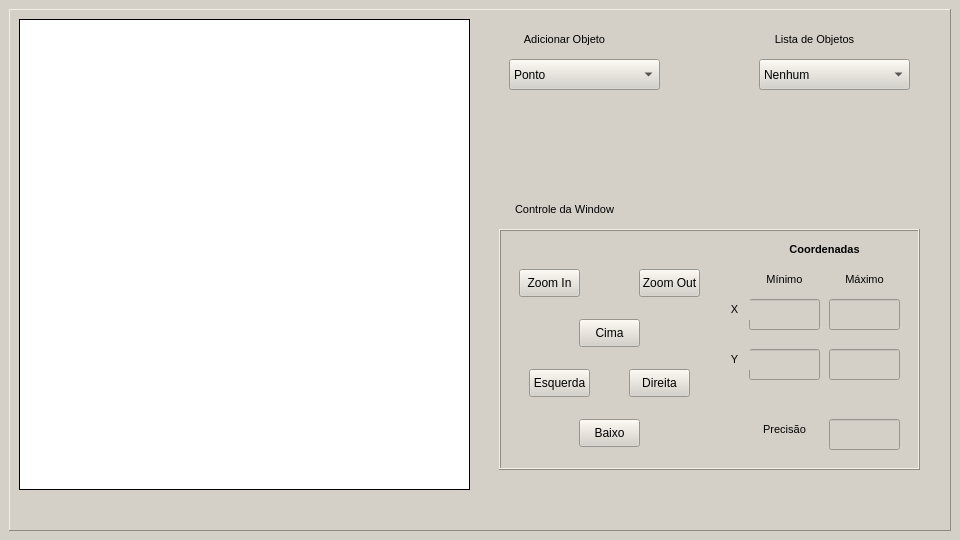
Above: other files/prototipo.ui from Luan-Diniz/Computer-Graphics before the change. Below: the same form after it.
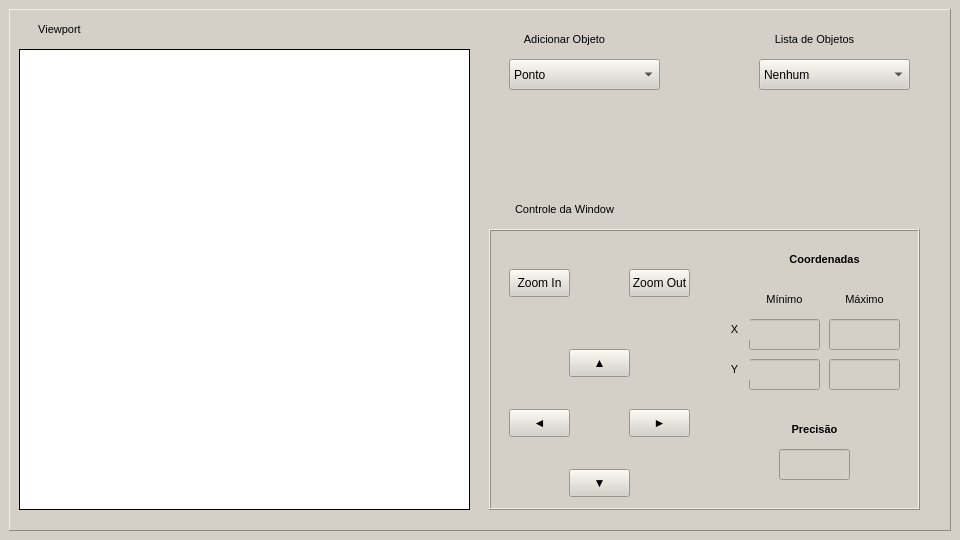
That is the form after the change.

Commit message: Desenho dos botões e dimensão da janela do viewport alterados

The edit to the form file:
```diff
--- a/other files/prototipo.ui
+++ b/other files/prototipo.ui
@@ -45,10 +45,10 @@
       <widget class="QFrame" name="frame_3">
        <property name="geometry">
         <rect>
-         <x>490</x>
+         <x>480</x>
          <y>220</y>
-         <width>421</width>
-         <height>241</height>
+         <width>431</width>
+         <height>281</height>
         </rect>
        </property>
        <property name="maximumSize">
@@ -66,8 +66,8 @@
        <widget class="QLineEdit" name="lineEdit">
         <property name="geometry">
          <rect>
-          <x>250</x>
-          <y>70</y>
+          <x>260</x>
+          <y>90</y>
           <width>71</width>
           <height>31</height>
          </rect>
@@ -76,8 +76,8 @@
        <widget class="QLineEdit" name="lineEdit_2">
         <property name="geometry">
          <rect>
-          <x>330</x>
-          <y>70</y>
+          <x>340</x>
+          <y>90</y>
           <width>71</width>
           <height>31</height>
          </rect>
@@ -86,8 +86,8 @@
        <widget class="QLineEdit" name="lineEdit_3">
         <property name="geometry">
          <rect>
-          <x>250</x>
-          <y>120</y>
+          <x>260</x>
+          <y>130</y>
           <width>71</width>
           <height>31</height>
          </rect>
@@ -96,8 +96,8 @@
        <widget class="QLineEdit" name="lineEdit_4">
         <property name="geometry">
          <rect>
-          <x>330</x>
-          <y>120</y>
+          <x>340</x>
+          <y>130</y>
           <width>71</width>
           <height>31</height>
          </rect>
@@ -106,8 +106,8 @@
        <widget class="QTextBrowser" name="textBrowser_4">
         <property name="geometry">
          <rect>
-          <x>220</x>
-          <y>70</y>
+          <x>230</x>
+          <y>90</y>
           <width>31</width>
           <height>21</height>
          </rect>
@@ -132,8 +132,8 @@
        <widget class="QTextBrowser" name="textBrowser_5">
         <property name="geometry">
          <rect>
-          <x>220</x>
-          <y>120</y>
+          <x>230</x>
+          <y>130</y>
           <width>31</width>
           <height>21</height>
          </rect>
@@ -158,8 +158,8 @@
        <widget class="QTextBrowser" name="textBrowser_8">
         <property name="geometry">
          <rect>
-          <x>250</x>
-          <y>40</y>
+          <x>260</x>
+          <y>60</y>
           <width>71</width>
           <height>21</height>
          </rect>
@@ -184,8 +184,8 @@
        <widget class="QTextBrowser" name="textBrowser_9">
         <property name="geometry">
          <rect>
-          <x>330</x>
-          <y>40</y>
+          <x>340</x>
+          <y>60</y>
           <width>71</width>
           <height>21</height>
          </rect>
@@ -210,8 +210,8 @@
        <widget class="QTextBrowser" name="textBrowser_10">
         <property name="geometry">
          <rect>
-          <x>250</x>
-          <y>10</y>
+          <x>260</x>
+          <y>20</y>
           <width>151</width>
           <height>21</height>
          </rect>
@@ -237,52 +237,52 @@
         <property name="geometry">
          <rect>
           <x>80</x>
-          <y>90</y>
+          <y>120</y>
           <width>61</width>
           <height>28</height>
          </rect>
         </property>
         <property name="text">
-         <string>Cima</string>
+         <string>▲</string>
         </property>
        </widget>
        <widget class="QPushButton" name="pushButton_2">
         <property name="geometry">
          <rect>
           <x>80</x>
-          <y>190</y>
+          <y>240</y>
           <width>61</width>
           <height>28</height>
          </rect>
         </property>
         <property name="text">
-         <string>Baixo</string>
+         <string>▼</string>
         </property>
        </widget>
        <widget class="QPushButton" name="pushButton_3">
         <property name="geometry">
          <rect>
-          <x>130</x>
-          <y>140</y>
+          <x>140</x>
+          <y>180</y>
           <width>61</width>
           <height>28</height>
          </rect>
         </property>
         <property name="text">
-         <string>Direita</string>
+         <string>►</string>
         </property>
        </widget>
        <widget class="QPushButton" name="pushButton_4">
         <property name="geometry">
          <rect>
-          <x>30</x>
-          <y>140</y>
+          <x>20</x>
+          <y>180</y>
           <width>61</width>
           <height>28</height>
          </rect>
         </property>
         <property name="text">
-         <string>Esquerda</string>
+         <string>◄</string>
         </property>
        </widget>
        <widget class="QPushButton" name="pushButton_5">
@@ -311,20 +311,10 @@
          <string>Zoom Out</string>
         </property>
        </widget>
-       <widget class="QLineEdit" name="lineEdit_5">
-        <property name="geometry">
-         <rect>
-          <x>330</x>
-          <y>190</y>
-          <width>71</width>
-          <height>31</height>
-         </rect>
-        </property>
-       </widget>
        <widget class="QTextBrowser" name="textBrowser_11">
         <property name="geometry">
          <rect>
-          <x>250</x>
+          <x>290</x>
           <y>190</y>
           <width>71</width>
           <height>21</height>
@@ -344,7 +334,17 @@
 &lt;html&gt;&lt;head&gt;&lt;meta name=&quot;qrichtext&quot; content=&quot;1&quot; /&gt;&lt;style type=&quot;text/css&quot;&gt;
 p, li { white-space: pre-wrap; }
 &lt;/style&gt;&lt;/head&gt;&lt;body style=&quot; font-family:'MS Shell Dlg 2'; font-size:7.8pt; font-weight:400; font-style:normal;&quot;&gt;
-&lt;p align=&quot;center&quot; style=&quot; margin-top:0px; margin-bottom:0px; margin-left:0px; margin-right:0px; -qt-block-indent:0; text-indent:0px;&quot;&gt;&lt;span style=&quot; font-size:8.25pt;&quot;&gt;Precisão&lt;/span&gt;&lt;/p&gt;&lt;/body&gt;&lt;/html&gt;</string>
+&lt;p align=&quot;center&quot; style=&quot; margin-top:0px; margin-bottom:0px; margin-left:0px; margin-right:0px; -qt-block-indent:0; text-indent:0px;&quot;&gt;&lt;span style=&quot; font-size:8.25pt; font-weight:600;&quot;&gt;Precisão&lt;/span&gt;&lt;/p&gt;&lt;/body&gt;&lt;/html&gt;</string>
+        </property>
+       </widget>
+       <widget class="QLineEdit" name="lineEdit_6">
+        <property name="geometry">
+         <rect>
+          <x>290</x>
+          <y>220</y>
+          <width>71</width>
+          <height>31</height>
+         </rect>
         </property>
        </widget>
       </widget>
@@ -352,9 +352,9 @@
        <property name="geometry">
         <rect>
          <x>10</x>
-         <y>10</y>
+         <y>40</y>
          <width>451</width>
-         <height>471</height>
+         <height>461</height>
         </rect>
        </property>
        <property name="maximumSize">
@@ -521,6 +521,32 @@
 &lt;p align=&quot;center&quot; style=&quot; margin-top:0px; margin-bottom:0px; margin-left:0px; margin-right:0px; -qt-block-indent:0; text-indent:0px;&quot;&gt;&lt;span style=&quot; font-size:8.25pt;&quot;&gt;Lista de Objetos&lt;/span&gt;&lt;/p&gt;&lt;/body&gt;&lt;/html&gt;</string>
        </property>
       </widget>
+      <widget class="QTextBrowser" name="textBrowser_6">
+       <property name="geometry">
+        <rect>
+         <x>10</x>
+         <y>10</y>
+         <width>81</width>
+         <height>21</height>
+        </rect>
+       </property>
+       <property name="frameShape">
+        <enum>QFrame::NoFrame</enum>
+       </property>
+       <property name="verticalScrollBarPolicy">
+        <enum>Qt::ScrollBarAlwaysOff</enum>
+       </property>
+       <property name="horizontalScrollBarPolicy">
+        <enum>Qt::ScrollBarAlwaysOff</enum>
+       </property>
+       <property name="html">
+        <string>&lt;!DOCTYPE HTML PUBLIC &quot;-//W3C//DTD HTML 4.0//EN&quot; &quot;http://www.w3.org/TR/REC-html40/strict.dtd&quot;&gt;
+&lt;html&gt;&lt;head&gt;&lt;meta name=&quot;qrichtext&quot; content=&quot;1&quot; /&gt;&lt;style type=&quot;text/css&quot;&gt;
+p, li { white-space: pre-wrap; }
+&lt;/style&gt;&lt;/head&gt;&lt;body style=&quot; font-family:'MS Shell Dlg 2'; font-size:7.8pt; font-weight:400; font-style:normal;&quot;&gt;
+&lt;p align=&quot;center&quot; style=&quot; margin-top:0px; margin-bottom:0px; margin-left:0px; margin-right:0px; -qt-block-indent:0; text-indent:0px;&quot;&gt;&lt;span style=&quot; font-size:8.25pt;&quot;&gt;Viewport&lt;/span&gt;&lt;/p&gt;&lt;/body&gt;&lt;/html&gt;</string>
+       </property>
+      </widget>
      </widget>
     </item>
    </layout>
```
